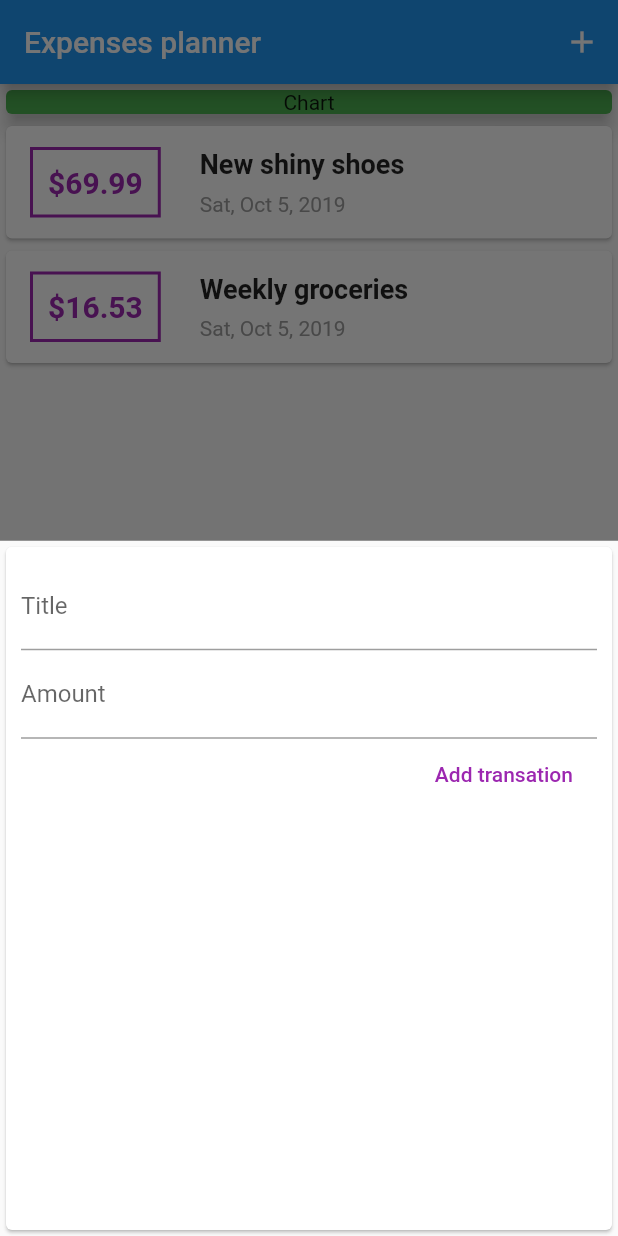
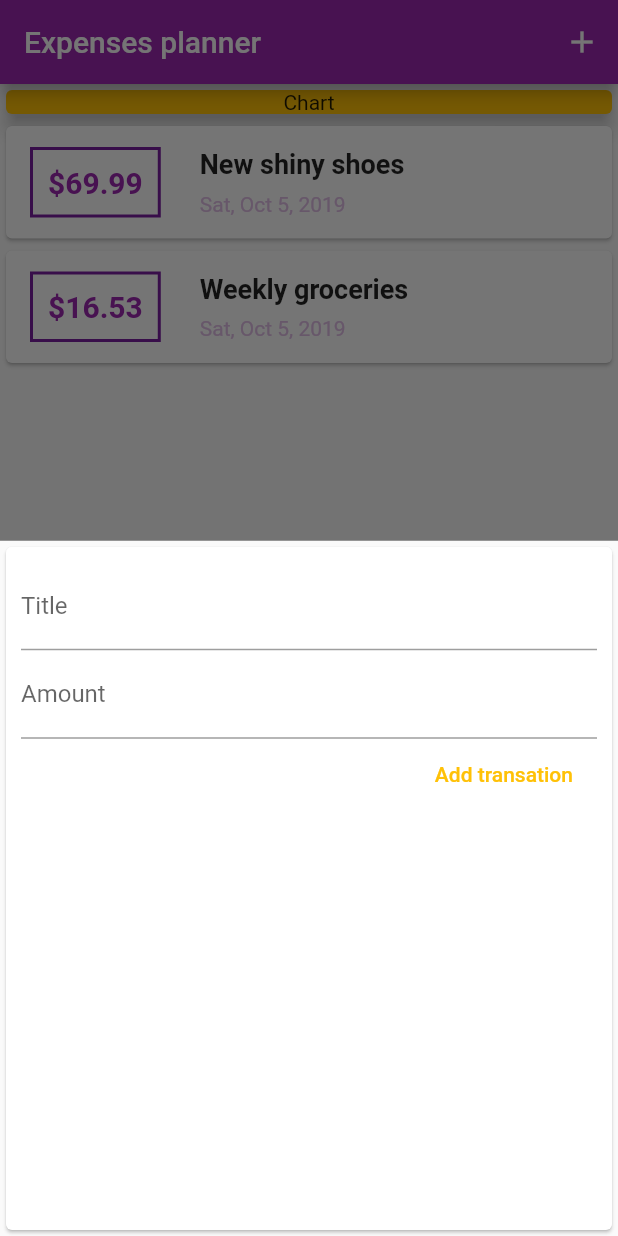
Before and after one commit to sebaslogen/flutter_course, a Flutter app: the screen it shows after launch, after a tap on the "add" icon, on a phone screen of 412 x 824 dp. Run offline on Flutter 3.47's test engine with Material 2 defaults, Android fonts, the phone set to English and light mode, and no system bars.

Commit message:
Add a Theme with colors

```diff
--- a/lib/main.dart
+++ b/lib/main.dart
@@ -17,6 +17,7 @@ class MyApp extends StatelessWidget {
   Widget build(BuildContext context) {
     return MaterialApp(
       title: 'Expenses planner',
+      theme: ThemeData(primarySwatch: Colors.purple, accentColor: Colors.amber),
       home: MyHomePage(),
     );
   }
@@ -82,7 +83,7 @@ class _MyHomePageState extends State<MyHomePage> {
           children: <Widget>[
             // Chart //
             Card(
-              color: Colors.green,
+              color: Theme.of(context).accentColor,
               elevation: 5,
               child: const Center(
                   child: Text('Chart', textAlign: TextAlign.center)),
--- a/lib/widgets/new_transaction.dart
+++ b/lib/widgets/new_transaction.dart
@@ -35,7 +35,7 @@ class _NewTransactionState extends State<NewTransaction> {
                 controller: amountController),
             FlatButton(
                 child: const Text('Add transation'),
-                textColor: Colors.purple,
+                textColor: Theme.of(context).accentColor,
                 onPressed: _submitData)
           ],
         ),
--- a/lib/widgets/transactions_list.dart
+++ b/lib/widgets/transactions_list.dart
@@ -23,13 +23,14 @@ class TransactionsList extends StatelessWidget {
                     style: TextStyle(
                         fontWeight: FontWeight.bold,
                         fontSize: 20,
-                        color: Colors.purple),
+                        color: Theme.of(context).primaryColor),
                   ),
                   padding: const EdgeInsets.all(10),
                   margin:
                       const EdgeInsets.symmetric(vertical: 14, horizontal: 16),
                   decoration: BoxDecoration(
-                      border: Border.all(color: Colors.purple, width: 2)),
+                      border: Border.all(
+                          color: Theme.of(context).primaryColorDark, width: 2)),
                 ),
                 Column(
                   crossAxisAlignment: CrossAxisAlignment.start,
@@ -47,7 +48,7 @@ class TransactionsList extends StatelessWidget {
                       padding: const EdgeInsets.only(
                           top: 4, bottom: 10, left: 10, right: 10),
                       child: Text(DateFormat.yMMMEd().format(tx.date),
-                          style: TextStyle(fontSize: 14, color: Colors.grey)),
+                          style: TextStyle(fontSize: 14, color: Theme.of(context).primaryColorLight)),
                     )
                   ],
                 )
```
